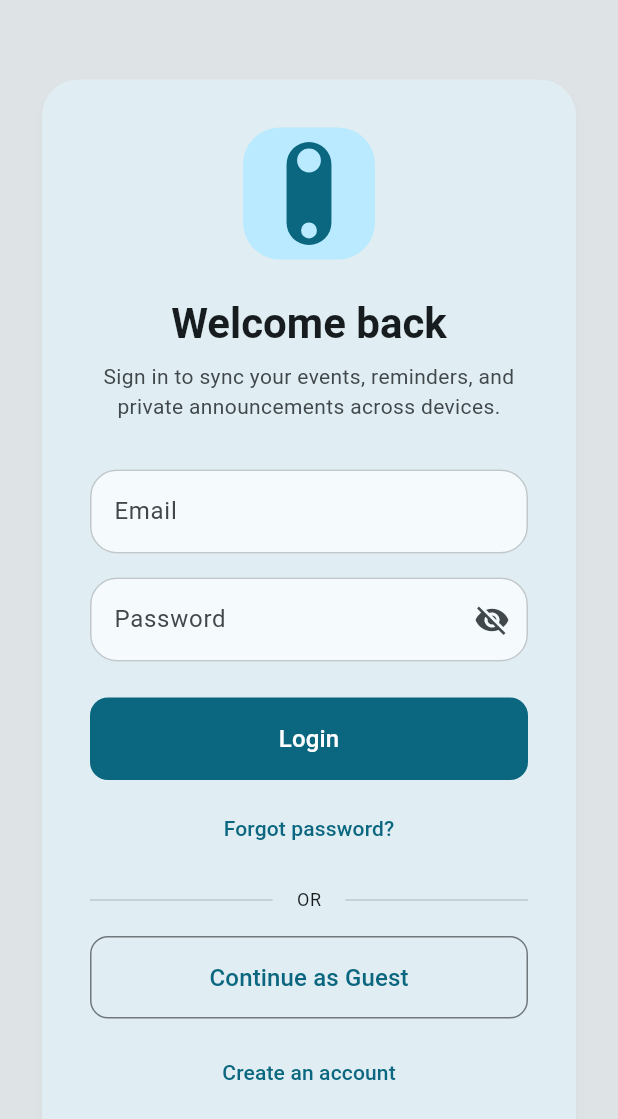
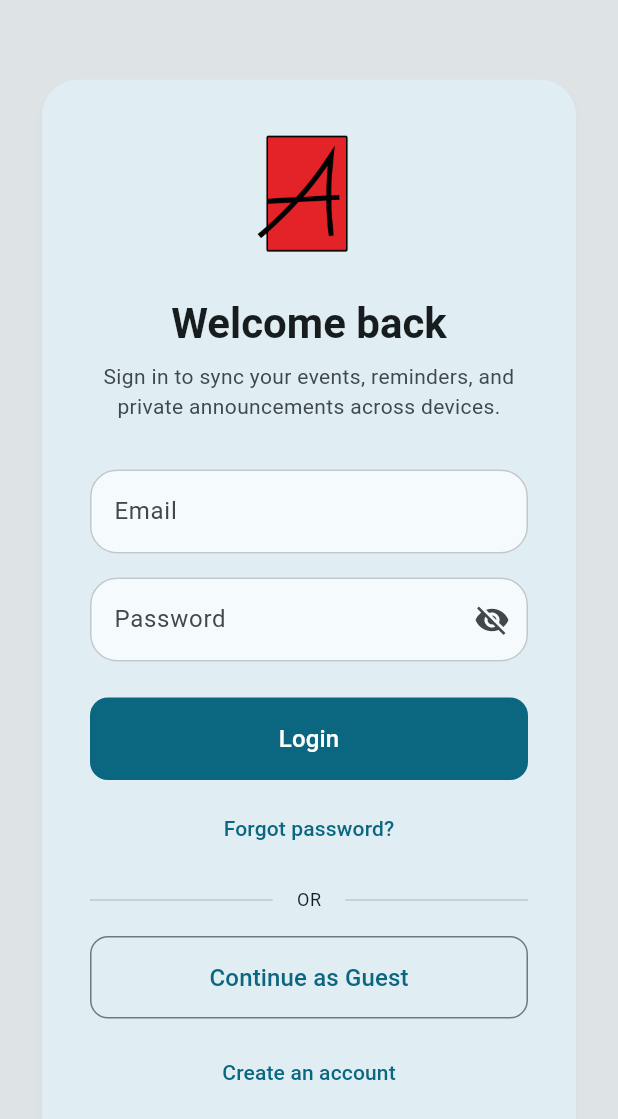
Before and after one commit to juhenes/the_avenue, a Flutter app: the screen it shows after launch, on a phone screen of 412 x 824 dp. Shown: the top 1119 px of the screen. Run offline on Flutter 3.47's test engine with Material 3 defaults, Android fonts, the phone set to English and light mode, and no system bars; our stand-ins replace cloud_firestore, firebase_auth, firebase_core, firebase_messaging, flutter_local_notifications, flutter_riverpod and 2 more; accounts and stored records are empty.

Commit message:
Simplify AppLogo widget by replacing custom decoration with image asset

```diff
--- a/lib/app/app_logo.dart
+++ b/lib/app/app_logo.dart
@@ -7,53 +7,14 @@ class AppLogo extends StatelessWidget {
 
   @override
   Widget build(BuildContext context) {
-    final colorScheme = Theme.of(context).colorScheme;
-    final logoColor = colorScheme.primary;
-    final backgroundColor = colorScheme.primaryContainer;
-
     return SizedBox(
       width: size,
       height: size,
-      child: DecoratedBox(
-        decoration: BoxDecoration(
-          color: backgroundColor,
-          borderRadius: BorderRadius.circular(size * 0.28),
-        ),
-        child: Stack(
-          alignment: Alignment.center,
-          children: [
-            Container(
-              width: size * 0.34,
-              height: size * 0.78,
-              decoration: BoxDecoration(
-                color: logoColor,
-                borderRadius: BorderRadius.circular(size * 0.18),
-              ),
-            ),
-            Positioned(
-              top: size * 0.16,
-              child: Container(
-                width: size * 0.18,
-                height: size * 0.18,
-                decoration: BoxDecoration(
-                  color: backgroundColor,
-                  shape: BoxShape.circle,
-                ),
-              ),
-            ),
-            Positioned(
-              bottom: size * 0.16,
-              child: Container(
-                width: size * 0.12,
-                height: size * 0.12,
-                decoration: BoxDecoration(
-                  color: backgroundColor,
-                  shape: BoxShape.circle,
-                ),
-              ),
-            ),
-          ],
-        ),
+      child: Image.asset(
+        'assets/images/logo.png',
+        width: size,
+        height: size,
+        fit: BoxFit.contain,
       ),
     );
   }
```
